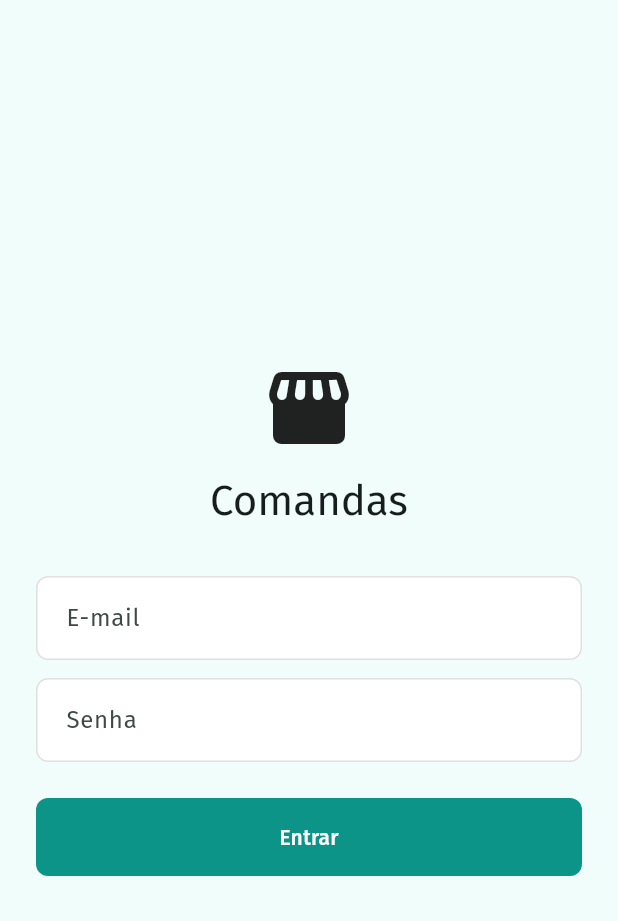
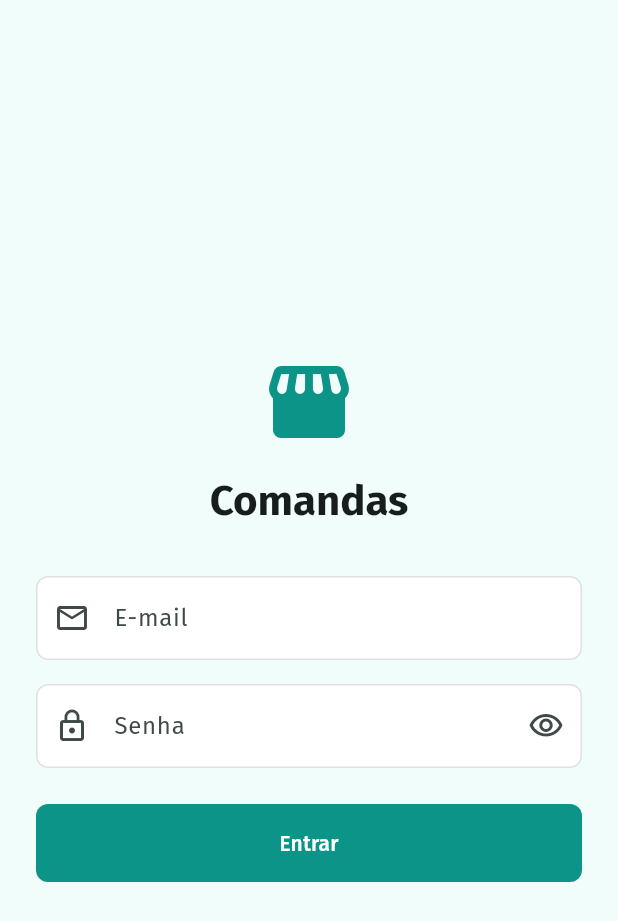
Before and after one commit to davigasperin/comandas-multitenant-offline, a Flutter app: the screen it shows after launch, on a phone screen of 412 x 824 dp. Shown: the top 921 px of the screen. Run offline on Flutter 3.47's test engine with Material 3 defaults, Android fonts, the phone set to English and light mode, and no system bars; our stand-ins replace dio, equatable, flutter_riverpod, flutter_secure_storage, google_fonts, shared_preferences.

Commit message:
refatoracao(pedidos): proteger fluxo do modal contra perda de dados
Fix avoid build context synchronous warnings

```diff
--- a/lib/features/auth/presentation/login_screen.dart
+++ b/lib/features/auth/presentation/login_screen.dart
@@ -16,8 +16,16 @@ class _LoginScreenState extends ConsumerState<LoginScreen> {
   final _formKey = GlobalKey<FormState>();
   final _emailController = TextEditingController();
   final _passwordController = TextEditingController();
+  bool _obscurePassword = true;
   bool _loading = false;
   String? _error;
+
+  @override
+  void dispose() {
+    _emailController.dispose();
+    _passwordController.dispose();
+    super.dispose();
+  }
 
   Future<void> _submit() async {
     if (!_formKey.currentState!.validate()) return;
@@ -57,32 +65,84 @@ class _LoginScreenState extends ConsumerState<LoginScreen> {
                 mainAxisSize: MainAxisSize.min,
                 crossAxisAlignment: CrossAxisAlignment.stretch,
                 children: [
-                  const Icon(Icons.storefront_rounded, size: 64),
-                  const SizedBox(height: 12),
+                  Icon(
+                    Icons.storefront_rounded,
+                    size: 64,
+                    color: Theme.of(context).colorScheme.primary,
+                  ),
+                  const SizedBox(height: 16),
                   Text(
                     'Comandas',
                     textAlign: TextAlign.center,
-                    style: Theme.of(context).textTheme.headlineMedium,
+                    style: Theme.of(context).textTheme.headlineMedium?.copyWith(
+                          fontWeight: FontWeight.bold,
+                        ),
                   ),
                   const SizedBox(height: 32),
                   TextFormField(
                     controller: _emailController,
                     keyboardType: TextInputType.emailAddress,
-                    decoration: const InputDecoration(labelText: 'E-mail'),
+                    textInputAction: TextInputAction.next,
+                    decoration: const InputDecoration(
+                      labelText: 'E-mail',
+                      prefixIcon: Icon(Icons.email_outlined),
+                    ),
                     validator: (v) =>
                         (v == null || !v.contains('@')) ? 'E-mail inválido' : null,
                   ),
-                  const SizedBox(height: 12),
+                  const SizedBox(height: 16),
                   TextFormField(
                     controller: _passwordController,
-                    obscureText: true,
-                    decoration: const InputDecoration(labelText: 'Senha'),
+                    obscureText: _obscurePassword,
+                    textInputAction: TextInputAction.done,
+                    onFieldSubmitted: (_) => _loading ? null : _submit(),
+                    decoration: InputDecoration(
+                      labelText: 'Senha',
+                      prefixIcon: const Icon(Icons.lock_outline),
+                      suffixIcon: IconButton(
+                        icon: Icon(
+                          _obscurePassword
+                              ? Icons.visibility_outlined
+                              : Icons.visibility_off_outlined,
+                        ),
+                        onPressed: () =>
+                            setState(() => _obscurePassword = !_obscurePassword),
+                      ),
+                    ),
                     validator: (v) =>
                         (v == null || v.length < 6) ? 'Senha muito curta' : null,
                   ),
                   if (_error != null) ...[
-                    const SizedBox(height: 12),
-                    Text(_error!, style: const TextStyle(color: Colors.red)),
+                    const SizedBox(height: 16),
+                    Container(
+                      padding: const EdgeInsets.all(12),
+                      decoration: BoxDecoration(
+                        color: Theme.of(context).colorScheme.error.withValues(alpha: 0.1),
+                        borderRadius: BorderRadius.circular(8),
+                        border: Border.all(
+                          color: Theme.of(context).colorScheme.error.withValues(alpha: 0.4),
+                        ),
+                      ),
+                      child: Row(
+                        children: [
+                          Icon(
+                            Icons.error_outline,
+                            color: Theme.of(context).colorScheme.error,
+                            size: 20,
+                          ),
+                          const SizedBox(width: 8),
+                          Expanded(
+                            child: Text(
+                              _error!,
+                              style: TextStyle(
+                                color: Theme.of(context).colorScheme.error,
+                                fontWeight: FontWeight.w600,
+                              ),
+                            ),
+                          ),
+                        ],
+                      ),
+                    ),
                   ],
                   const SizedBox(height: 24),
                   ElevatedButton(
--- a/lib/features/dashboard/presentation/dashboard_screen.dart
+++ b/lib/features/dashboard/presentation/dashboard_screen.dart
@@ -16,7 +16,7 @@ class DashboardScreen extends ConsumerStatefulWidget {
 class _DashboardScreenState extends ConsumerState<DashboardScreen> {
   bool _isSyncing = false;
 
-  Future<void> _logout(BuildContext context) async {
+  Future<void> _logout() async {
     final confirmed = await showDialog<bool>(
       context: context,
       builder: (dialogCtx) => AlertDialog(
@@ -112,7 +112,7 @@ class _DashboardScreenState extends ConsumerState<DashboardScreen> {
             IconButton(
               tooltip: 'Sair',
               icon: const Icon(Icons.logout),
-              onPressed: () => _logout(context),
+              onPressed: _logout,
             ),
           ],
         ),
--- a/lib/features/orders/presentation/order_detail_screen.dart
+++ b/lib/features/orders/presentation/order_detail_screen.dart
@@ -85,13 +85,12 @@ class _OrderDetailScreenState extends ConsumerState<OrderDetailScreen> {
     }
   }
 
-  Future<void> _showAddProductSheet(BuildContext hostContext) async {
-    final scaffoldMessenger = ScaffoldMessenger.of(hostContext);
+  Future<void> _showAddProductSheet() async {
     final productsAsync = await ref.read(productsProvider.future);
     if (!mounted) return;
 
     if (productsAsync.isEmpty) {
-      scaffoldMessenger.showSnackBar(
+      ScaffoldMessenger.of(context).showSnackBar(
         const SnackBar(content: Text('Nenhum produto cadastrado no momento.')),
       );
       return;
@@ -103,7 +102,7 @@ class _OrderDetailScreenState extends ConsumerState<OrderDetailScreen> {
     final currency = NumberFormat.simpleCurrency(locale: 'pt_BR');
 
     await showModalBottomSheet<void>(
-      context: hostContext,
+      context: context,
       isScrollControlled: true,
       showDragHandle: true,
       shape: const RoundedRectangleBorder(
@@ -308,7 +307,7 @@ class _OrderDetailScreenState extends ConsumerState<OrderDetailScreen> {
                             const SizedBox(height: 16),
                             if (!isClosed)
                               OutlinedButton(
-                                onPressed: () => _showAddProductSheet(context),
+                                onPressed: _showAddProductSheet,
                                 child: const Text('Adicionar Primeiro Item'),
                               ),
                           ],
@@ -368,7 +367,7 @@ class _OrderDetailScreenState extends ConsumerState<OrderDetailScreen> {
                           ),
                           onPressed: _isAddingItem || _isClosing
                               ? null
-                              : () => _showAddProductSheet(context),
+                              : _showAddProductSheet,
                           icon: _isAddingItem
                               ? const SizedBox(
                                   width: 16,
```
